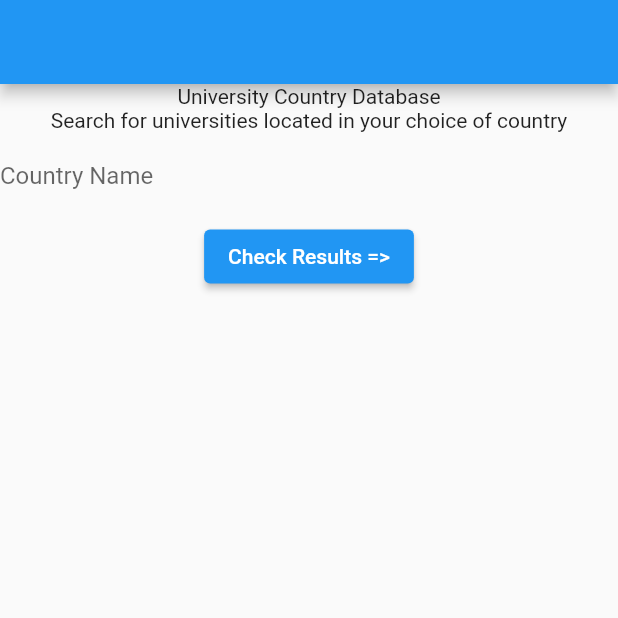
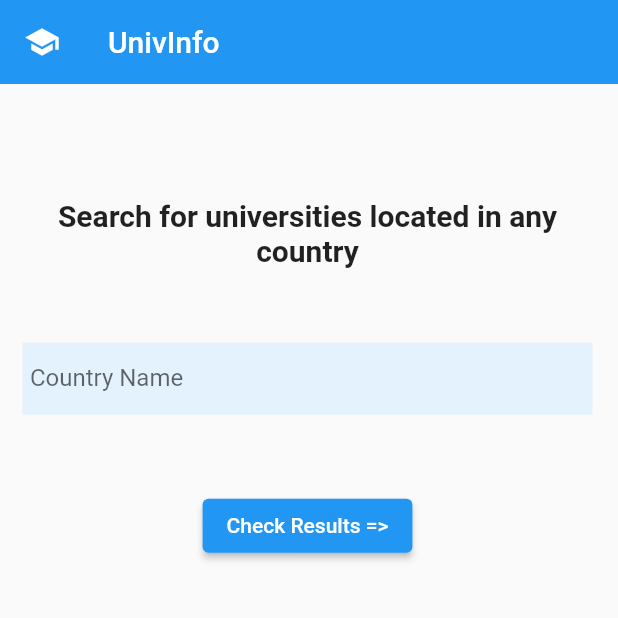
Before and after one commit to Ananya-Bhardwaj/AppDev-UniInfo, a Flutter app: the screen it shows after launch, on a phone screen of 412 x 824 dp, the top half of it. Run offline on Flutter 3.47's test engine with Material 2 defaults, Android fonts, the phone set to English and light mode, and no system bars; our stand-ins replace fluttertoast.

Commit message:
Made changes

```diff
--- a/application/lib/home.dart
+++ b/application/lib/home.dart
@@ -11,21 +11,44 @@ class _HomePageState extends State<HomePage> {
   @override
   Widget build(BuildContext context) {
     return Scaffold(
-      appBar: AppBar(),
-      body: Column(
+      appBar: AppBar(
+        elevation: 0,
+        title: Text('UnivInfo'),
+        leading: Icon(Icons.school),
+      ),
+      body: Container(
+          height: 400,
+          width: 400,
+          margin: EdgeInsets.symmetric(horizontal: 5),
+        padding: EdgeInsets.fromLTRB(10, 0, 10, 5),
+        alignment: AlignmentDirectional.topCenter,
+        child: Column(
+            mainAxisAlignment: MainAxisAlignment.center,
+            crossAxisAlignment: CrossAxisAlignment.center,
         children: [
-          Text('University Country Database'),
-          Text('Search for universities located in your choice of country'),
+          Text('Search for universities located in any country',
+          style: TextStyle(
+            fontSize: 20,
+            fontWeight: FontWeight.bold,
+
+          ),
+          textAlign: TextAlign.center,
+          ),
+          SizedBox(height: 50,),
           TextField(
             onChanged: (value) => {
-              HomePage.countryName = value
+              HomePage.countryName = value.trim()
             },
             decoration: InputDecoration(
               labelText: 'Country Name',
               hintText: 'Enter Country Name!',
               border: InputBorder.none,
+              contentPadding: EdgeInsets.all(5),
+              filled: true,
+              fillColor: Colors.blue[50],
             ),
           ),
+          SizedBox(height: 50,),
           ElevatedButton(
               onPressed: () {
                 Navigator.pushNamed(context, 'result');
@@ -33,6 +56,7 @@ class _HomePageState extends State<HomePage> {
               child: Text('Check Results =>')),
         ],
       ),
+      )
     );
   }
 }
--- a/application/pubspec.yaml
+++ b/application/pubspec.yaml
@@ -36,6 +36,8 @@ dependencies:
   # Use with the CupertinoIcons class for iOS style icons.
   cupertino_icons: ^1.0.2
   http: ^1.1.0
+  url_launcher: ^6.1.12
+  fluttertoast: ^8.2.2
 
 dev_dependencies:
   flutter_test:
```
Also changed, not shown: application/lib/result.dart (+89 -19 lines), application/pubspec.lock, 5 other files.
